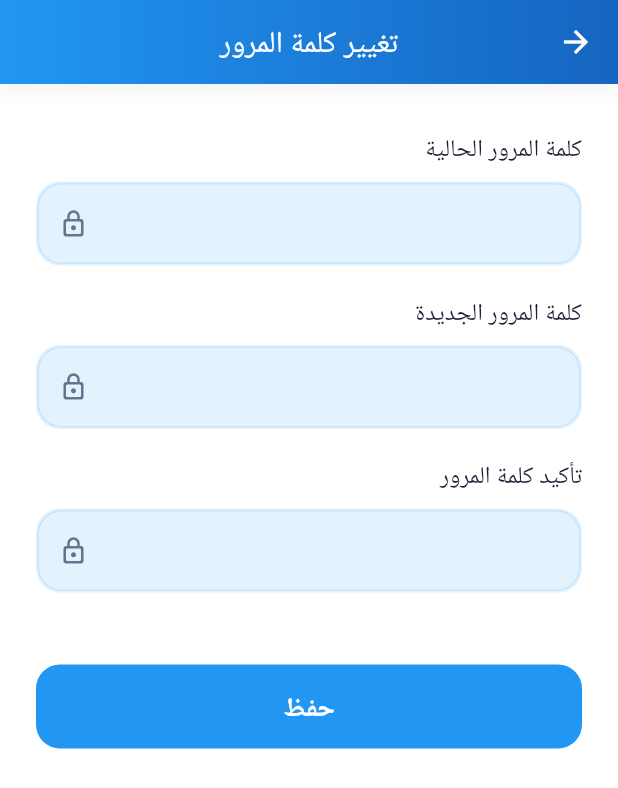
After one commit to k-fathi/LUMO-Flutter-APP, a Flutter app: the ChangePasswordScreen screen opened by its route, on a phone screen of 412 x 824 dp. The commit adds this screen. Shown: the top 788 px of the screen. Run offline on Flutter 3.47's test engine with Material 3 defaults, Android fonts, the phone set to English and light mode, and no system bars; our stand-ins replace cloud_firestore, dio, firebase_auth, firebase_core, firebase_storage, fl_chart and 7 more; accounts and stored records are empty; Roboto replaces fonts that are missing (Cairo); statements that could not run were skipped.

Commit message:
Editing Some Screens

```diff
--- a/lib/core/router/app_routes.dart
+++ b/lib/core/router/app_routes.dart
@@ -22,6 +22,7 @@ import '../../features/profile/view/followers_screen.dart';
 import '../../features/profile/view/following_screen.dart';
 import '../../features/profile/view/doctor_request_screen.dart';
 import '../../features/profile/view/doctor_code_generator.dart';
+import '../../features/profile/view/change_password_screen.dart';
 import '../../features/settings/view/settings_screen.dart';
 import 'route_names.dart';
 import 'route_transitions.dart';
@@ -141,6 +142,9 @@ class AppRoutes {
       case RouteNames.doctorCodeGenerator:
         return RouteTransitions.slideRight(const DoctorCodeGeneratorScreen());
 
+      case RouteNames.changePassword:
+        return RouteTransitions.fade(const ChangePasswordScreen());
+
       // ==================== SETTINGS ====================
       case RouteNames.settings:
         return RouteTransitions.slideBottom(const SettingsScreen());
--- a/lib/core/router/route_names.dart
+++ b/lib/core/router/route_names.dart
@@ -44,4 +44,5 @@ class RouteNames {
 
   // Utility
   static const String settings = '/settings';
+  static const String changePassword = '/change-password';
 }
--- a/lib/features/analysis/widgets/generate_code_dialog.dart
+++ b/lib/features/analysis/widgets/generate_code_dialog.dart
@@ -106,7 +106,10 @@ class GenerateCodeDialog extends StatelessWidget {
                   );
                 },
                 icon: const Icon(Icons.copy_rounded, size: 18),
-                label: const Text('نسخ الرمز'),
+                label: const FittedBox(
+                  fit: BoxFit.scaleDown,
+                  child: Text('نسخ الرمز'),
+                ),
                 style: ElevatedButton.styleFrom(
                   backgroundColor: AppColors.primary,
                   foregroundColor: Colors.white,
--- a/lib/features/auth/view/login_screen.dart
+++ b/lib/features/auth/view/login_screen.dart
@@ -54,7 +54,11 @@ class _LoginScreenState extends State<LoginScreen> with FormValidationMixin {
     setState(() => _isLoading = false);
 
     if (success) {
-      Navigator.pushReplacementNamed(context, RouteNames.mainLayout);
+      Navigator.pushNamedAndRemoveUntil(
+        context,
+        RouteNames.mainLayout,
+        (route) => false,
+      );
     } else {
       ScaffoldMessenger.of(context).showSnackBar(
         SnackBar(
--- /dev/null
+++ b/lib/features/profile/view/change_password_screen.dart
@@ -0,0 +1,191 @@
+import 'package:flutter/material.dart';
+import '../../../core/theme/app_colors.dart';
+import '../../../core/theme/app_text_styles.dart';
+import '../../../shared/widgets/gradient_app_bar.dart';
+import '../../../l10n/app_localizations.dart';
+
+class ChangePasswordScreen extends StatefulWidget {
+  const ChangePasswordScreen({super.key});
+
+  @override
+  State<ChangePasswordScreen> createState() => _ChangePasswordScreenState();
+}
+
+class _ChangePasswordScreenState extends State<ChangePasswordScreen> {
+  final _oldPasswordController = TextEditingController();
+  final _newPasswordController = TextEditingController();
+  final _confirmPasswordController = TextEditingController();
+
+  bool _isLoading = false;
+
+  void _handleChangePassword() async {
+    final l10n = AppLocalizations.of(context)!;
+
+    // Validate fields
+    if (_oldPasswordController.text.isEmpty ||
+        _newPasswordController.text.isEmpty ||
+        _confirmPasswordController.text.isEmpty) {
+      ScaffoldMessenger.of(context).showSnackBar(
+        SnackBar(content: Text(l10n.errorOccurred)),
+      );
+      return;
+    }
+
+    if (_newPasswordController.text != _confirmPasswordController.text) {
+      ScaffoldMessenger.of(context).showSnackBar(
+        SnackBar(content: Text(l10n.passwordsNotMatch)),
+      );
+      return;
+    }
+
+    setState(() {
+      _isLoading = true;
+    });
+
+    // Simulate API call to change password
+    await Future.delayed(const Duration(seconds: 1));
+
+    if (!mounted) return;
+
+    setState(() {
+      _isLoading = false;
+    });
+
+    ScaffoldMessenger.of(context).showSnackBar(
+      SnackBar(
+        content: Text(l10n.passwordChangedSuccessfully),
+        backgroundColor: AppColors.success,
+      ),
+    );
+    Navigator.pop(context);
+  }
+
+  @override
+  Widget build(BuildContext context) {
+    final theme = Theme.of(context);
+    final l10n = AppLocalizations.of(context)!;
+
+    return Scaffold(
+      backgroundColor: theme.scaffoldBackgroundColor,
+      appBar: GradientAppBar(
+        title: l10n.changePassword,
+        onBackPressed: () => Navigator.pop(context),
+      ),
+      body: SingleChildScrollView(
+        padding: const EdgeInsets.symmetric(horizontal: 24, vertical: 32),
+        child: Column(
+          children: [
+            _buildPasswordField(
+              label: l10n.oldPassword,
+              controller: _oldPasswordController,
+            ),
+            const SizedBox(height: 20),
+            _buildPasswordField(
+              label: l10n.newPassword,
+              controller: _newPasswordController,
+            ),
+            const SizedBox(height: 20),
+            _buildPasswordField(
+              label: l10n.confirmPassword,
+              controller: _confirmPasswordController,
+            ),
+            const SizedBox(height: 48),
+            SizedBox(
+              width: double.infinity,
+              height: 56, // h-14 to match the standard app button size
+              child: ElevatedButton(
+                onPressed: _isLoading ? null : _handleChangePassword,
+                style: ElevatedButton.styleFrom(
+                  backgroundColor: AppColors.primary,
+                  foregroundColor: Colors.white,
+                  shape: RoundedRectangleBorder(
+                    borderRadius: BorderRadius.circular(16),
+                  ),
+                ),
+                child: _isLoading
+                    ? const SizedBox(
+                        width: 24,
+                        height: 24,
+                        child: CircularProgressIndicator(
+                          strokeWidth: 2,
+                          color: Colors.white,
+                        ),
+                      )
+                    : Text(
+                        l10n.save,
+                        style: AppTextStyles.h3.copyWith(
+                          color: Colors.white,
+                          fontWeight: FontWeight.w600,
+                        ),
+                      ),
+              ),
+            ),
+          ],
+        ),
+      ),
+    );
+  }
+
+  Widget _buildPasswordField({
+    required String label,
+    required TextEditingController controller,
+  }) {
+    final theme = Theme.of(context);
+    final isDark = theme.brightness == Brightness.dark;
+
+    return Column(
+      crossAxisAlignment: CrossAxisAlignment.start,
+      children: [
+        Text(
+          label,
+          style: AppTextStyles.body.copyWith(
+            color: theme.textTheme.bodyLarge?.color,
+          ),
+        ),
+        const SizedBox(height: 8),
+        Container(
+          height: 56,
+          decoration: BoxDecoration(
+            color: isDark
+                ? theme.colorScheme.surfaceContainerHighest
+                : const Color(0xFFE3F2FD),
+            borderRadius: BorderRadius.circular(16),
+            border: Border.all(
+              color: isDark
+                  ? theme.dividerColor.withValues(alpha: 0.5)
+                  : const Color(0xFFE3F2FD),
+            ),
+          ),
+          child: TextField(
+            controller: controller,
+            obscureText: true,
+            textAlign: TextAlign.right,
+            style: AppTextStyles.body.copyWith(
+              color: theme.textTheme.bodyLarge?.color,
+            ),
+            decoration: InputDecoration(
+              border: InputBorder.none,
+              contentPadding: const EdgeInsets.symmetric(
+                horizontal: 16,
+                vertical: 16,
+              ),
+              suffixIcon: Icon(
+                Icons.lock_outline_rounded,
+                size: 20,
+                color: AppColors.mutedForeground,
+              ),
+            ),
+          ),
+        ),
+      ],
+    );
+  }
+
+  @override
+  void dispose() {
+    _oldPasswordController.dispose();
+    _newPasswordController.dispose();
+    _confirmPasswordController.dispose();
+    super.dispose();
+  }
+}
--- a/lib/features/splash/view/splash_screen.dart
+++ b/lib/features/splash/view/splash_screen.dart
@@ -84,7 +84,7 @@ class _SplashScreenState extends State<SplashScreen>
     if (authProvider.isAuthenticated) {
       _navigateTo(RouteNames.mainLayout);
     } else {
-      _navigateTo(RouteNames.roleSelection);
+      _navigateTo(RouteNames.login);
     }
   }
 
--- a/lib/l10n/app_ar.arb
+++ b/lib/l10n/app_ar.arb
@@ -43,7 +43,10 @@
   "logout": "تسجيل الخروج",
   "email": "البريد الإلكتروني",
   "password": "كلمة المرور",
+  "oldPassword": "كلمة المرور الحالية",
+  "newPassword": "كلمة المرور الجديدة",
   "confirmPassword": "تأكيد كلمة المرور",
+  "passwordChangedSuccessfully": "تم تغيير كلمة المرور بنجاح",
   "name": "الاسم",
   "phone": "رقم الهاتف",
   "forgotPassword": "نسيت كلمة المرور؟",
@@ -143,6 +146,7 @@
   "notifications": "الإشعارات",
   "privacy": "الخصوصية",
   "about": "حول التطبيق",
+  "licenses": "التراخيص",
   "accountSection": "الحساب",
   "generalSection": "عام",
   "supportSection": "الدعم",
@@ -152,7 +156,7 @@
   "english": "English",
   "darkMode": "الوضع الداكن",
   "privacyPolicyContent": "خصوصية المستخدم هي أولويتنا القصوى.\\n\\n• نحن لا نشارك بياناتك الشخصية مع أطراف خارجية.\\n• يتم تخزين البيانات الصحية بشكل مشفر وآمن.\\n• يمكنك حذف حسابك وجميع بياناتك في أي وقت.\\n• نستخدم البيانات فقط لتحسين تجربة الاستخدام.\\n• التواصل مع الأطباء يتم بشكل سري وآمن.\\n\\nلمزيد من المعلومات، تواصل معنا عبر البريد الإلكتروني.",
-  "aboutAppContent": "مشروع تخرج 2026\\nتطوير طلاب هندسة\\n\\nتطبيق LUMO يهدف لمساعدة أولياء الأمور والأطباء في متابعة صحة وتطور الأطفال من ذوي الاحتياجات الخاصة.",
+  "aboutAppContent": "مشروع تخرج طلاب هندسة اتصالات بني سويف الدفعة الثانية سنة ٢٠٢٦.\\nالتطبيق لا يمتلك تراخيص طبية.",
   "version": "الإصدار",
   "logoutConfirm": "هل أنت متأكد من تسجيل الخروج؟",
 
--- a/lib/l10n/app_en.arb
+++ b/lib/l10n/app_en.arb
@@ -43,7 +43,10 @@
   "logout": "Logout",
   "email": "Email",
   "password": "Password",
+  "oldPassword": "Old Password",
+  "newPassword": "New Password",
   "confirmPassword": "Confirm Password",
+  "passwordChangedSuccessfully": "Password changed successfully",
   "name": "Name",
   "phone": "Phone Number",
   "forgotPassword": "Forgot Password?",
@@ -143,6 +146,7 @@
   "notifications": "Notifications",
   "privacy": "Privacy",
   "about": "About App",
+  "licenses": "Licenses",
   "accountSection": "Account",
   "generalSection": "General",
   "supportSection": "Support",
@@ -152,7 +156,7 @@
   "english": "English",
   "darkMode": "Dark Mode",
   "privacyPolicyContent": "User privacy is our top priority.\\n\\n• We do not share your personal data with third parties.\\n• Health data is stored securely and encrypted.\\n• You can delete your account and all data at any time.\\n• We use data only to improve the user experience.\\n• Communication with doctors is confidential and secure.\\n\\nFor more information, contact us via email.",
-  "aboutAppContent": "Graduation Project 2026\\nEngineering Students Development\\n\\nLUMO app aims to help parents and doctors monitor the health and development of children with special needs.",
+  "aboutAppContent": "Graduation project by Beni Suef Communications Engineering students, 2nd batch, 2026.\\nThis application does not hold medical licenses.",
   "version": "Version",
   "logoutConfirm": "Are you sure you want to logout?",
 
--- a/lib/l10n/app_localizations.dart
+++ b/lib/l10n/app_localizations.dart
@@ -323,11 +323,29 @@ abstract class AppLocalizations {
   /// **'Password'**
   String get password;
 
+  /// No description provided for @oldPassword.
+  ///
+  /// In en, this message translates to:
+  /// **'Old Password'**
+  String get oldPassword;
+
+  /// No description provided for @newPassword.
+  ///
+  /// In en, this message translates to:
+  /// **'New Password'**
+  String get newPassword;
+
   /// No description provided for @confirmPassword.
   ///
   /// In en, this message translates to:
   /// **'Confirm Password'**
   String get confirmPassword;
+
+  /// No description provided for @passwordChangedSuccessfully.
+  ///
+  /// In en, this message translates to:
+  /// **'Password changed successfully'**
+  String get passwordChangedSuccessfully;
 
   /// No description provided for @name.
   ///
@@ -851,6 +869,12 @@ abstract class AppLocalizations {
   /// **'About App'**
   String get about;
 
+  /// No description provided for @licenses.
+  ///
+  /// In en, this message translates to:
+  /// **'Licenses'**
+  String get licenses;
+
   /// No description provided for @accountSection.
   ///
   /// In en, this message translates to:
@@ -908,7 +932,7 @@ abstract class AppLocalizations {
   /// No description provided for @aboutAppContent.
   ///
   /// In en, this message translates to:
-  /// **'Graduation Project 2026\\nEngineering Students Development\\n\\nLUMO app aims to help parents and doctors monitor the health and development of children with special needs.'**
+  /// **'Graduation project by Beni Suef Communications Engineering students, 2nd batch, 2026.\\nThis application does not hold medical licenses.'**
   String get aboutAppContent;
 
   /// No description provided for @version.
--- a/lib/l10n/app_localizations_ar.dart
+++ b/lib/l10n/app_localizations_ar.dart
@@ -123,7 +123,16 @@ class AppLocalizationsAr extends AppLocalizations {
   String get password => 'كلمة المرور';
 
   @override
+  String get oldPassword => 'كلمة المرور الحالية';
+
+  @override
+  String get newPassword => 'كلمة المرور الجديدة';
+
+  @override
   String get confirmPassword => 'تأكيد كلمة المرور';
+
+  @override
+  String get passwordChangedSuccessfully => 'تم تغيير كلمة المرور بنجاح';
 
   @override
   String get name => 'الاسم';
@@ -387,6 +396,9 @@ class AppLocalizationsAr extends AppLocalizations {
   String get about => 'حول التطبيق';
 
   @override
+  String get licenses => 'التراخيص';
+
+  @override
   String get accountSection => 'الحساب';
 
   @override
@@ -414,7 +426,7 @@ class AppLocalizationsAr extends AppLocalizations {
   String get privacyPolicyContent => 'خصوصية المستخدم هي أولويتنا القصوى.\\n\\n• نحن لا نشارك بياناتك الشخصية مع أطراف خارجية.\\n• يتم تخزين البيانات الصحية بشكل مشفر وآمن.\\n• يمكنك حذف حسابك وجميع بياناتك في أي وقت.\\n• نستخدم البيانات فقط لتحسين تجربة الاستخدام.\\n• التواصل مع الأطباء يتم بشكل سري وآمن.\\n\\nلمزيد من المعلومات، تواصل معنا عبر البريد الإلكتروني.';
 
   @override
-  String get aboutAppContent => 'مشروع تخرج 2026\\nتطوير طلاب هندسة\\n\\nتطبيق LUMO يهدف لمساعدة أولياء الأمور والأطباء في متابعة صحة وتطور الأطفال من ذوي الاحتياجات الخاصة.';
+  String get aboutAppContent => 'مشروع تخرج طلاب هندسة اتصالات بني سويف الدفعة الثانية سنة ٢٠٢٦.\\nالتطبيق لا يمتلك تراخيص طبية.';
 
   @override
   String get version => 'الإصدار';
```
Also changed, not shown: lib/features/community/view/create_post_screen.dart (+15 -2 lines), lib/features/community/widgets/post_card.dart (+6 -2 lines), lib/features/profile/view/doctor_code_generator.dart (+4 -4 lines), lib/features/profile/view/doctor_request_screen.dart (+4 -17 lines), lib/features/profile/view/edit_profile_screen.dart (+10 -4 lines), lib/features/settings/view/settings_screen.dart (+104 -28 lines), lib/l10n/app_localizations_en.dart (+13 -1 lines), lib/shared/providers/community_provider.dart (+16 -0 lines), pubspec.yaml (+6 -1 lines), pubspec.lock, 27 other files.
